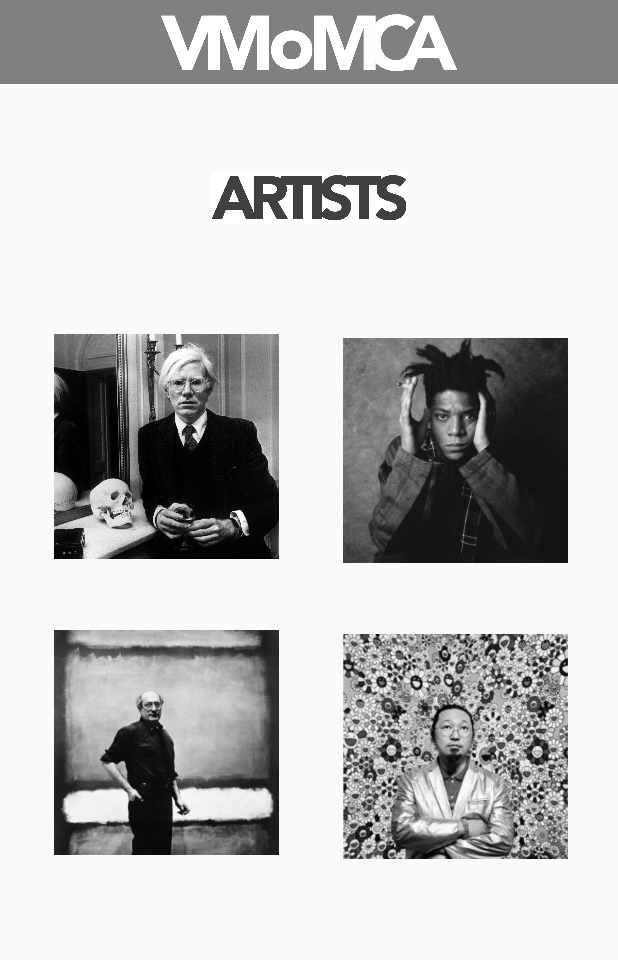
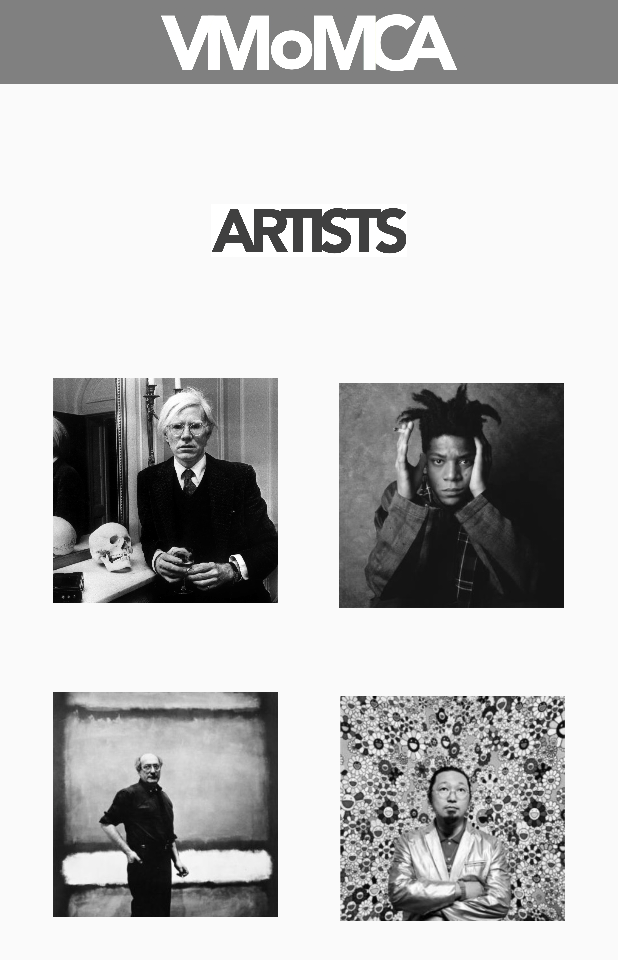
Before and after one commit to mikaelanieto/Project115, an Android app: the Activity2 screen opened directly, with no data from a screen before it, on a phone screen of 412 x 824 dp. Shown: the top 960 px of the screen. Run offline under Robolectric (Android 15) with nearby library versions, the phone set to English and light mode, and no system bars.

Commit message:
Initial commit

```diff
--- a/app/src/main/res/layout/activity_2.xml
+++ b/app/src/main/res/layout/activity_2.xml
@@ -20,10 +20,10 @@
         android:onClick="showActivity3"
         app:layout_constraintBottom_toBottomOf="parent"
         app:layout_constraintEnd_toEndOf="parent"
-        app:layout_constraintHorizontal_bias="0.114"
+        app:layout_constraintHorizontal_bias="0.11"
         app:layout_constraintStart_toStartOf="parent"
         app:layout_constraintTop_toBottomOf="@+id/imageView7"
-        app:layout_constraintVertical_bias="0.129"
+        app:layout_constraintVertical_bias="0.14999998"
         app:srcCompat="@drawable/img_4700" />
 
     <ImageView
@@ -39,7 +39,7 @@
         app:layout_constraintHorizontal_bias="0.0"
         app:layout_constraintStart_toStartOf="parent"
         app:layout_constraintTop_toBottomOf="@+id/constraintLayout"
-        app:layout_constraintVertical_bias="0.06999999"
+        app:layout_constraintVertical_bias="0.100000024"
         app:srcCompat="@drawable/artists" />
 
     <android.support.constraint.ConstraintLayout
@@ -78,10 +78,10 @@
         android:onClick="showActivity4"
         app:layout_constraintBottom_toBottomOf="parent"
         app:layout_constraintEnd_toEndOf="parent"
-        app:layout_constraintHorizontal_bias="0.576"
+        app:layout_constraintHorizontal_bias="0.54"
         app:layout_constraintStart_toEndOf="@+id/imageView6"
         app:layout_constraintTop_toBottomOf="@+id/imageView7"
-        app:layout_constraintVertical_bias="0.147"
+        app:layout_constraintVertical_bias="0.17"
         app:srcCompat="@drawable/img_4701" />
 
     <ImageView
@@ -97,10 +97,10 @@
         android:onClick="showActivity5"
         app:layout_constraintBottom_toBottomOf="parent"
         app:layout_constraintEnd_toEndOf="parent"
-        app:layout_constraintHorizontal_bias="0.114"
+        app:layout_constraintHorizontal_bias="0.11"
         app:layout_constraintStart_toStartOf="parent"
         app:layout_constraintTop_toBottomOf="@+id/imageView6"
-        app:layout_constraintVertical_bias="0.138"
+        app:layout_constraintVertical_bias="0.2"
         app:srcCompat="@drawable/img_4697" />
 
     <ImageView
@@ -116,10 +116,10 @@
         android:onClick="showActivity6"
         app:layout_constraintBottom_toBottomOf="parent"
         app:layout_constraintEnd_toEndOf="parent"
-        app:layout_constraintHorizontal_bias="0.576"
+        app:layout_constraintHorizontal_bias="0.545"
         app:layout_constraintStart_toEndOf="@+id/imageView9"
         app:layout_constraintTop_toBottomOf="@+id/imageView8"
-        app:layout_constraintVertical_bias="0.138"
+        app:layout_constraintVertical_bias="0.2"
         app:srcCompat="@drawable/img_4699" />
 
 </android.support.constraint.ConstraintLayout>
```
